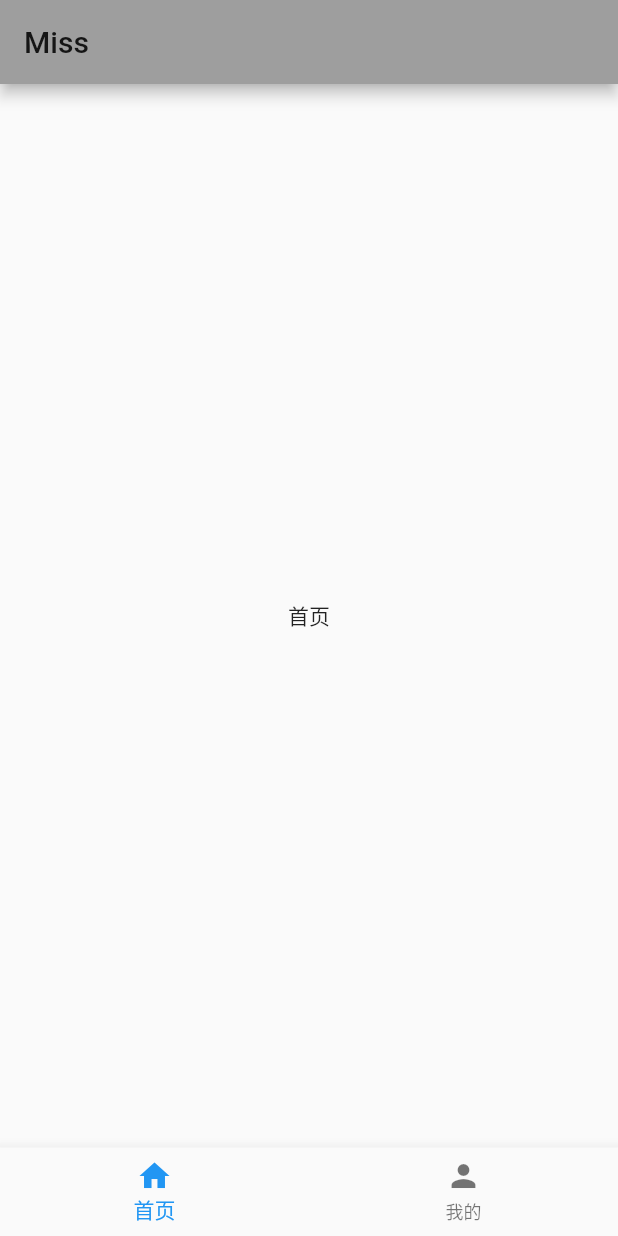
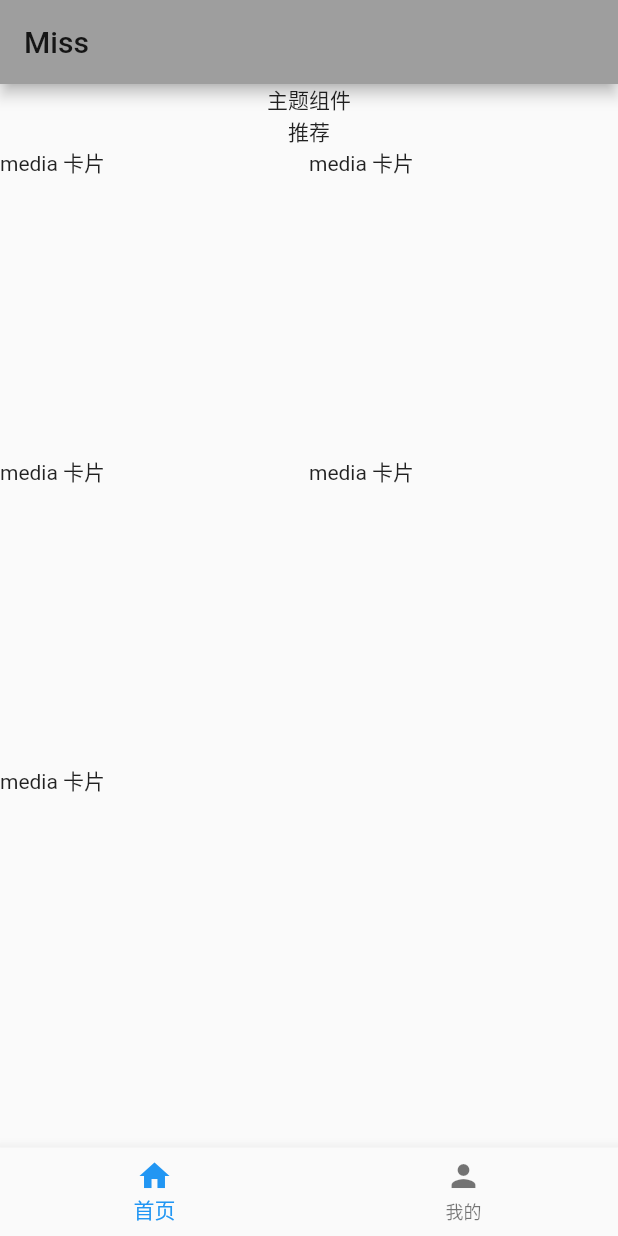
Before and after one commit to sma2lbao/miss_mobile, a Flutter app: the screen it shows after launch, on a phone screen of 412 x 824 dp. Run offline on Flutter 3.47's test engine with Material 2 defaults, Android fonts, the phone set to English and light mode, and no system bars.

Commit message:
home page feature.

```diff
--- a/lib/views/home/index.dart
+++ b/lib/views/home/index.dart
@@ -1,8 +1,11 @@
 import 'package:flutter/material.dart';
+import 'package:miss_mobile/views/home/modules/home_feature.dart';
 
 class Home extends StatefulWidget {
 
   static final String route = '/';
+
+  static final String name = 'home';
 
   @override
   State<StatefulWidget> createState() => _Home();
@@ -17,7 +20,7 @@ class _Home extends State<Home> {
   @override
   void initState() {
     super.initState();
-    _bottomPages..add(Text('首页'))..add(Text('我的'));
+    _bottomPages..add(HomeFeature())..add(Text("用户页"));
   }
 
   void _onItemTapped(int index) {
@@ -33,7 +36,6 @@ class _Home extends State<Home> {
       appBar: AppBar(
         title: Text('Miss'),
       ),
-      // body is the majority of the screen.
       body: Center(
         child: _bottomPages[_selected],
       ),
--- /dev/null
+++ b/lib/views/home/modules/home_feature.dart
@@ -0,0 +1,20 @@
+
+import 'package:flutter/material.dart';
+import 'package:miss_mobile/views/home/modules/home_recommend.dart';
+import 'package:miss_mobile/views/home/modules/home_topic.dart';
+
+
+class HomeFeature extends StatelessWidget {
+  @override
+  Widget build(BuildContext context) {
+    return Container(
+      child: Column(
+        children: [
+          HomeTopic(),
+          Expanded(child: HomeRecommend())
+        ]
+      ),
+    );
+  }
+
+}
--- /dev/null
+++ b/lib/views/home/modules/home_recommend.dart
@@ -0,0 +1,22 @@
+import 'package:flutter/cupertino.dart';
+import 'package:flutter/material.dart';
+import 'package:miss_mobile/widgets/app/media/index.dart';
+
+class HomeRecommend extends StatelessWidget {
+  @override
+  Widget build(BuildContext context) {
+    return Column(
+      children: [
+        Text("推荐"),
+        Expanded(
+          child: GridView.count(
+            crossAxisCount: 2,
+            padding: EdgeInsets.symmetric(vertical: 0),
+            children: [Media(),Media(),Media(), Media(), Media(),],
+          )
+        )
+      ]
+    );
+  }
+
+}
--- /dev/null
+++ b/lib/views/home/modules/home_topic.dart
@@ -0,0 +1,9 @@
+import 'package:flutter/material.dart';
+
+class HomeTopic extends StatelessWidget {
+  @override
+  Widget build(BuildContext context) {
+    return Text("主题组件");
+  }
+
+}
--- /dev/null
+++ b/lib/widgets/app/media/index.dart
@@ -0,0 +1,13 @@
+
+import 'package:flutter/material.dart';
+
+class Media extends StatelessWidget {
+
+  static final String name = 'media';
+
+  @override
+  Widget build(BuildContext context) {
+    return Container(child: Text("media 卡片"));
+  }
+
+}
```
